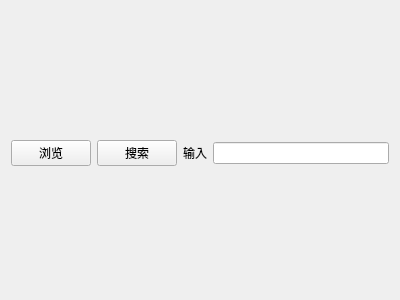
Old version of the form gui/uicomponent/modelsearchwidget.ui in the repository Kpure1000/mxzygl_client.
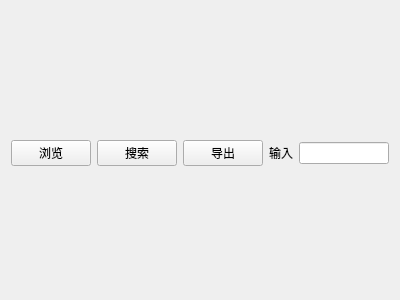
New version of the form.

Commit message: add: export button in model search

```diff
--- a/gui/uicomponent/modelsearchwidget.ui
+++ b/gui/uicomponent/modelsearchwidget.ui
@@ -18,7 +18,7 @@
     <number>5</number>
    </property>
    <item>
-    <layout class="QHBoxLayout" name="ly_search" stretch="1,1,0,3">
+    <layout class="QHBoxLayout" name="ly_search" stretch="1,1,1,0,3">
      <item>
       <widget class="QPushButton" name="bt_browser">
        <property name="text">
@@ -33,6 +33,13 @@
        </property>
       </widget>
      </item>
+     <item>
+      <widget class="QPushButton" name="bt_export">
+       <property name="text">
+        <string>导出</string>
+       </property>
+      </widget>
+     </item>
      <item>
       <widget class="QLabel" name="label">
        <property name="text">
```
The commit also changes 4 other files.
